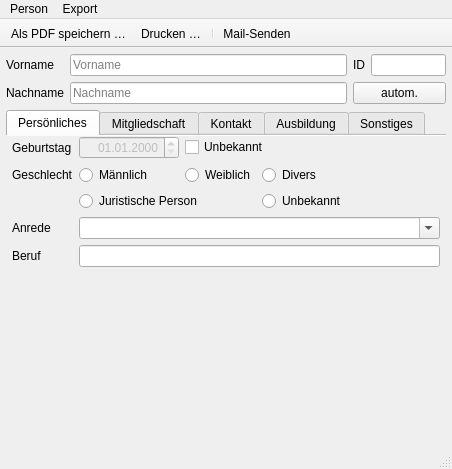
Above: Programm/Personalplaner/personwindow.ui from philjosch/Einsatzplaner before the change. Below: the same form after it.
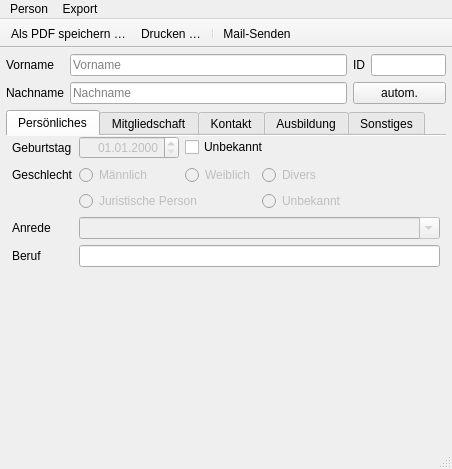
That is the form after the change. Icons and pictures are not drawn.

Patch:
```diff
--- a/Programm/Personalplaner/personwindow.ui
+++ b/Programm/Personalplaner/personwindow.ui
@@ -186,6 +186,9 @@
         </item>
         <item row="1" column="1">
          <widget class="QRadioButton" name="radioMaennlich">
+          <property name="enabled">
+           <bool>false</bool>
+          </property>
           <property name="text">
            <string>Männlich</string>
           </property>
@@ -196,6 +199,9 @@
         </item>
         <item row="1" column="2">
          <widget class="QRadioButton" name="radioWeiblich">
+          <property name="enabled">
+           <bool>false</bool>
+          </property>
           <property name="text">
            <string>Weiblich</string>
           </property>
@@ -206,6 +212,9 @@
         </item>
         <item row="1" column="3">
          <widget class="QRadioButton" name="radioDivers">
+          <property name="enabled">
+           <bool>false</bool>
+          </property>
           <property name="text">
            <string>Divers</string>
           </property>
@@ -216,6 +225,9 @@
         </item>
         <item row="2" column="1" colspan="2">
          <widget class="QRadioButton" name="radioJuristisch">
+          <property name="enabled">
+           <bool>false</bool>
+          </property>
           <property name="text">
            <string>Juristische Person</string>
           </property>
@@ -226,6 +238,9 @@
         </item>
         <item row="2" column="3">
          <widget class="QRadioButton" name="radioUnbekannt">
+          <property name="enabled">
+           <bool>false</bool>
+          </property>
           <property name="text">
            <string>Unbekannt</string>
           </property>
@@ -246,6 +261,9 @@
         </item>
         <item row="3" column="1" colspan="3">
          <widget class="QComboBox" name="comboAnrede">
+          <property name="enabled">
+           <bool>false</bool>
+          </property>
           <property name="editable">
            <bool>true</bool>
           </property>
```
Left out of the diff: 39 changed lines with no effect on the pictures.
